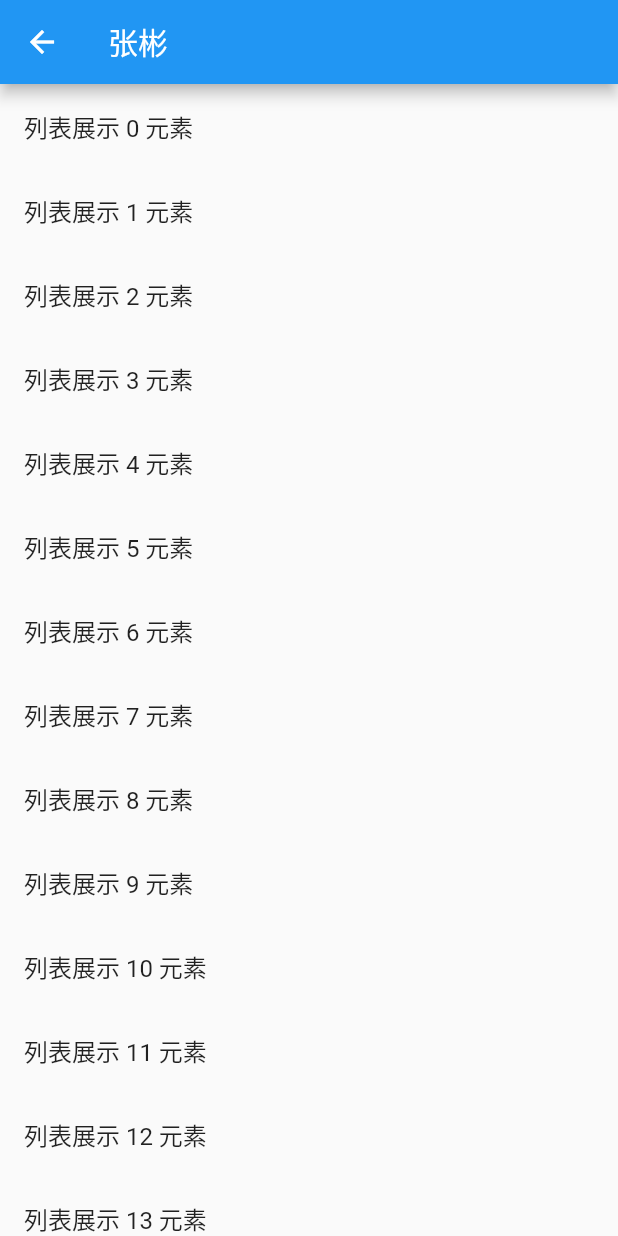
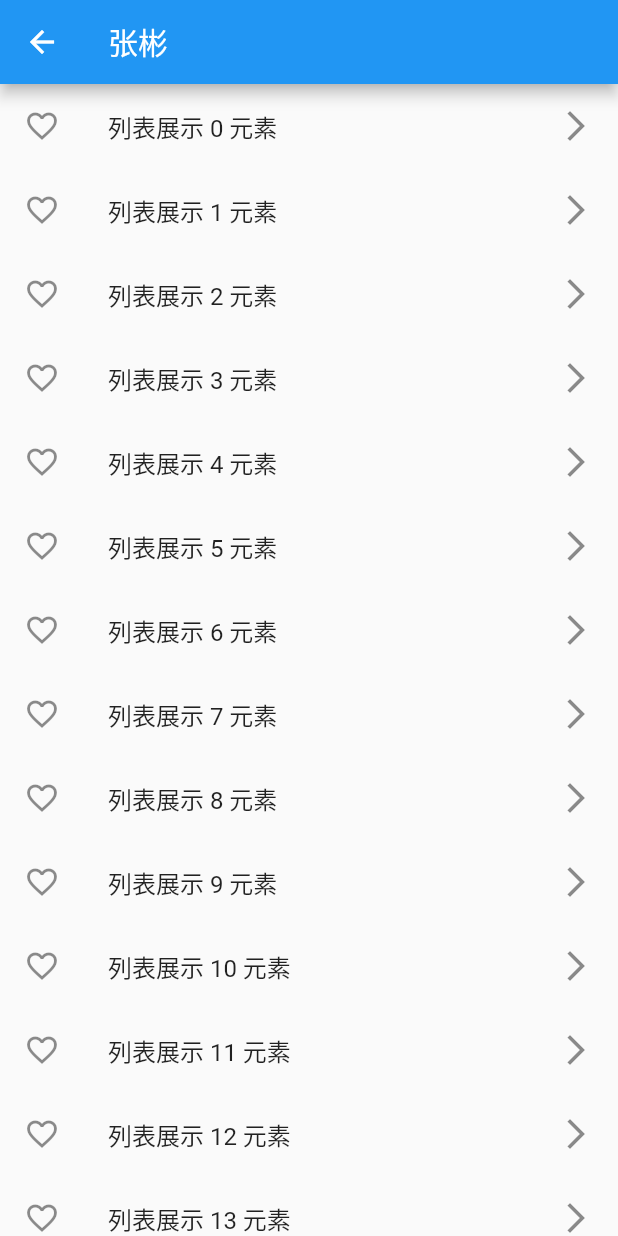
Before and after one commit to rogan528/FlutterDemo, a Flutter app: the SwippeToDissmissDemo screen opened directly, on a phone screen of 412 x 824 dp. Run offline on Flutter 3.47's test engine with Material 2 defaults, Android fonts, the phone set to English and light mode, and no system bars.

Commit message:
修改listview的item

```diff
--- a/lib/SwippeToDissmissDemo.dart
+++ b/lib/SwippeToDissmissDemo.dart
@@ -6,7 +6,6 @@ class SwippeToDissmissDemo extends StatefulWidget {
     return new _SwippeToDissmissState();
   }
 }
-
 class _SwippeToDissmissState extends State<SwippeToDissmissDemo> {
   List<String> list = List.generate(20, (index) => "列表展示 $index 元素");
   @override
@@ -20,7 +19,10 @@ class _SwippeToDissmissState extends State<SwippeToDissmissDemo> {
             return Dismissible(
               key: Key(list[index]),
               direction: DismissDirection.endToStart,
-              child: ListTile(title: Text('${list[index]}'),),
+              child: ListTile(
+                  leading:Icon(Icons.favorite_border),
+                  title: Text('${list[index]}'),
+              trailing: Icon(Icons.arrow_forward_ios),),
               background: Container(
                 color: Colors.redAccent,
               ),
```
Also changed, not shown: lib/main.dart (+4 -4 lines).
